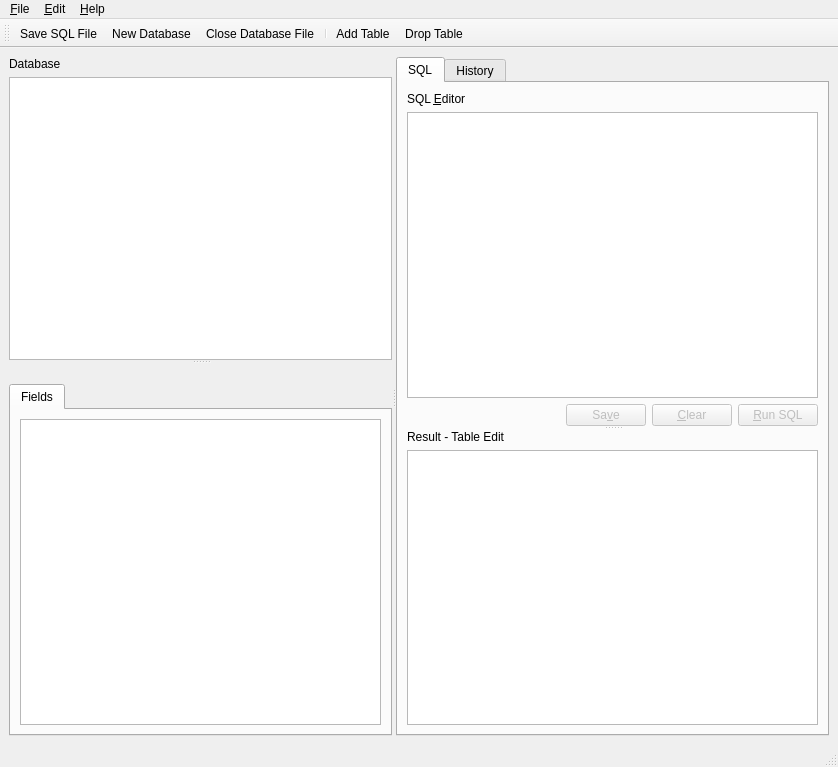
First picture: the form in trunk/ui/MainWindow.ui, repository BackupTheBerlios/sqliteadmin-svn, before the edit.
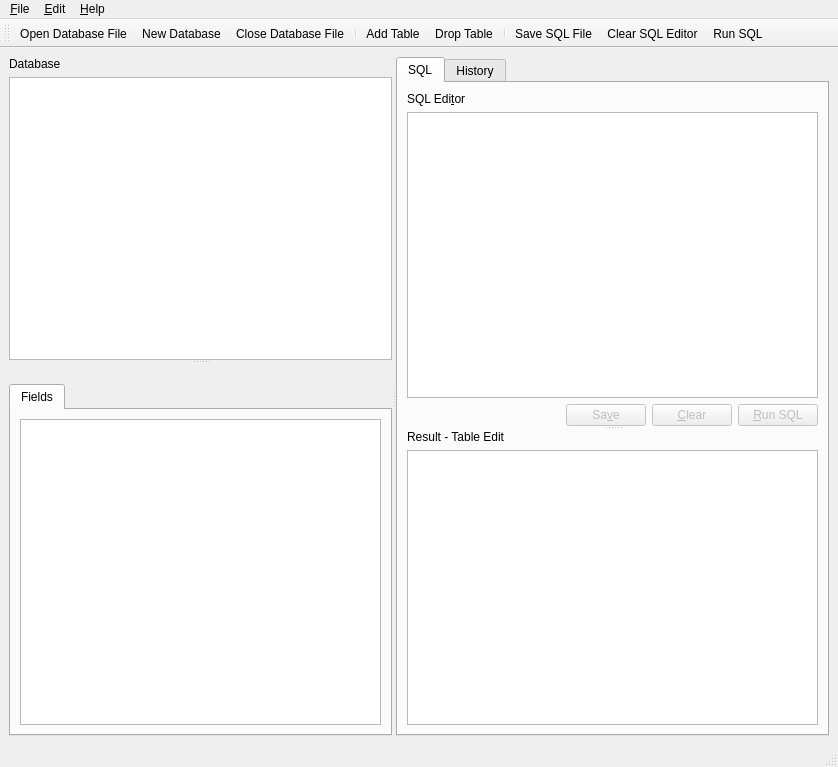
Second picture: the form after the edit. Icons and pictures are not drawn. Custom widgets are drawn as their Qt base class.

Patch:
```diff
--- a/trunk/ui/MainWindow.ui
+++ b/trunk/ui/MainWindow.ui
@@ -186,7 +186,7 @@
                 </sizepolicy>
                </property>
                <property name="text" >
-                <string>SQL &amp;Editor</string>
+                <string>SQL Edi&amp;tor</string>
                </property>
                <property name="buddy" >
                 <cstring>sqlTextEdit</cstring>
@@ -419,12 +419,16 @@
    <attribute name="toolBarArea" >
     <number>4</number>
    </attribute>
-   <addaction name="actionSa_ve_SQL_File" />
+   <addaction name="action_Open" />
    <addaction name="action_New" />
    <addaction name="actionC_lose" />
    <addaction name="separator" />
    <addaction name="actionAdd_Table" />
    <addaction name="actionDrop_Table" />
+   <addaction name="separator" />
+   <addaction name="actionSa_ve_SQL_File" />
+   <addaction name="action_Clear_SQL_Editor" />
+   <addaction name="action_Run_SQL" />
   </widget>
   <action name="action_About" >
    <property name="text" >
@@ -489,6 +493,22 @@
     <string>Sa&amp;ve SQL File</string>
    </property>
   </action>
+  <action name="action_Run_SQL" >
+   <property name="icon" >
+    <iconset resource="../src/resources/sqliteadmin.qrc" >:/icons/slick/run.png</iconset>
+   </property>
+   <property name="text" >
+    <string>&amp;Run SQL</string>
+   </property>
+  </action>
+  <action name="action_Clear_SQL_Editor" >
+   <property name="icon" >
+    <iconset resource="../src/resources/sqliteadmin.qrc" >:/icons/slick/cleareditor.png</iconset>
+   </property>
+   <property name="text" >
+    <string>&amp;Clear SQL Editor</string>
+   </property>
+  </action>
  </widget>
  <customwidgets>
   <customwidget>
```
